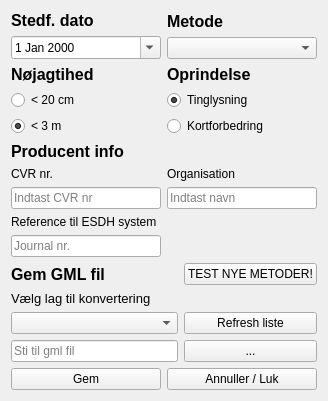
The window that tinglysning_gml_dialog_base.ui (danielarnason/TinglysningGml) describes before a commit, drawn with Qt 5.
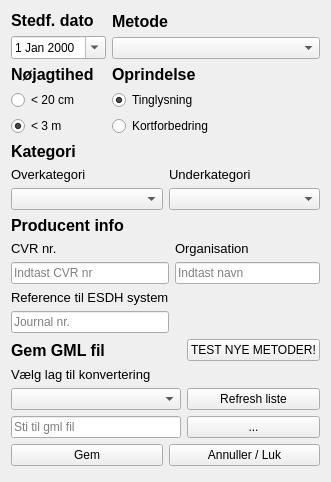
The same window after the commit.

Commit message: set attributter virker nu, men uden unicode chars

```diff
--- a/tinglysning_gml_dialog_base.ui
+++ b/tinglysning_gml_dialog_base.ui
@@ -6,14 +6,14 @@
    <rect>
     <x>0</x>
     <y>0</y>
-    <width>328</width>
-    <height>399</height>
+    <width>331</width>
+    <height>482</height>
    </rect>
   </property>
   <property name="windowTitle">
    <string>Form</string>
   </property>
-  <layout class="QGridLayout" name="gridLayout_7">
+  <layout class="QFormLayout" name="formLayout">
    <item row="0" column="0">
     <layout class="QGridLayout" name="gridLayout">
      <item row="0" column="0">
@@ -39,7 +39,28 @@
      </item>
     </layout>
    </item>
-   <item row="2" column="0">
+   <item row="0" column="1">
+    <layout class="QGridLayout" name="gridLayout_3">
+     <item row="1" column="0">
+      <widget class="QComboBox" name="comboBox"/>
+     </item>
+     <item row="0" column="0">
+      <widget class="QLabel" name="label_9">
+       <property name="font">
+        <font>
+         <pointsize>12</pointsize>
+         <weight>75</weight>
+         <bold>true</bold>
+        </font>
+       </property>
+       <property name="text">
+        <string>Metode</string>
+       </property>
+      </widget>
+     </item>
+    </layout>
+   </item>
+   <item row="1" column="0">
     <layout class="QGridLayout" name="gridLayout_2">
      <item row="2" column="0">
       <widget class="QRadioButton" name="radioButton">
@@ -80,28 +101,7 @@
      </item>
     </layout>
    </item>
-   <item row="0" column="1">
-    <layout class="QGridLayout" name="gridLayout_3">
-     <item row="1" column="0">
-      <widget class="QComboBox" name="comboBox"/>
-     </item>
-     <item row="0" column="0">
-      <widget class="QLabel" name="label_9">
-       <property name="font">
-        <font>
-         <pointsize>12</pointsize>
-         <weight>75</weight>
-         <bold>true</bold>
-        </font>
-       </property>
-       <property name="text">
-        <string>Metode</string>
-       </property>
-      </widget>
-     </item>
-    </layout>
-   </item>
-   <item row="2" column="1">
+   <item row="1" column="1">
     <layout class="QVBoxLayout" name="verticalLayout">
      <item>
       <widget class="QLabel" name="label_3">
@@ -136,10 +136,10 @@
      </item>
     </layout>
    </item>
-   <item row="4" column="0" colspan="2">
-    <layout class="QGridLayout" name="gridLayout_6">
+   <item row="2" column="0" colspan="2">
+    <layout class="QGridLayout" name="gridLayout_7">
      <item row="0" column="0">
-      <widget class="QLabel" name="label_8">
+      <widget class="QLabel" name="label_11">
        <property name="font">
         <font>
          <pointsize>12</pointsize>
@@ -148,56 +148,47 @@
         </font>
        </property>
        <property name="text">
-        <string>Gem GML fil</string>
+        <string>Kategori</string>
        </property>
       </widget>
      </item>
-     <item row="3" column="0">
-      <layout class="QHBoxLayout" name="horizontalLayout">
-       <item>
-        <widget class="QLineEdit" name="lineEdit_4">
-         <property name="placeholderText">
-          <string>Sti til gml fil</string>
-         </property>
-        </widget>
-       </item>
-      </layout>
-     </item>
      <item row="1" column="0">
-      <widget class="QLabel" name="label_10">
-       <property name="font">
-        <font>
-         <pointsize>10</pointsize>
-        </font>
-       </property>
-       <property name="text">
-        <string>Vælg lag til konvertering</string>
-       </property>
-      </widget>
+      <layout class="QVBoxLayout" name="verticalLayout_3">
+       <item>
+        <widget class="QLabel" name="label_12">
+         <property name="font">
+          <font>
+           <pointsize>10</pointsize>
+          </font>
+         </property>
+         <property name="text">
+          <string>Overkategori</string>
+         </property>
+        </widget>
+       </item>
+       <item>
+        <widget class="QComboBox" name="comboBox_3"/>
+       </item>
+      </layout>
      </item>
-     <item row="2" column="0">
-      <widget class="QComboBox" name="comboBox_2"/>
-     </item>
-     <item row="2" column="1">
-      <widget class="QPushButton" name="pushButton_4">
-       <property name="text">
-        <string>Refresh liste</string>
-       </property>
-      </widget>
-     </item>
-     <item row="3" column="1">
-      <widget class="QPushButton" name="pushButton_3">
-       <property name="text">
-        <string>...</string>
-       </property>
-      </widget>
-     </item>
-     <item row="0" column="1">
-      <widget class="QPushButton" name="pushButton_5">
-       <property name="text">
-        <string>TEST NYE METODER!</string>
-       </property>
-      </widget>
+     <item row="1" column="1">
+      <layout class="QVBoxLayout" name="verticalLayout_2">
+       <item>
+        <widget class="QLabel" name="label_13">
+         <property name="font">
+          <font>
+           <pointsize>10</pointsize>
+          </font>
+         </property>
+         <property name="text">
+          <string>Underkategori</string>
+         </property>
+        </widget>
+       </item>
+       <item>
+        <widget class="QComboBox" name="comboBox_4"/>
+       </item>
+      </layout>
      </item>
     </layout>
    </item>
@@ -221,6 +212,11 @@
       <layout class="QGridLayout" name="gridLayout_4">
        <item row="0" column="0">
         <widget class="QLabel" name="label_5">
+         <property name="font">
+          <font>
+           <pointsize>10</pointsize>
+          </font>
+         </property>
          <property name="text">
           <string>CVR nr.</string>
          </property>
@@ -228,6 +224,11 @@
        </item>
        <item row="0" column="1">
         <widget class="QLabel" name="label_6">
+         <property name="font">
+          <font>
+           <pointsize>10</pointsize>
+          </font>
+         </property>
          <property name="text">
           <string>Organisation</string>
          </property>
@@ -252,6 +253,11 @@
        </item>
        <item row="2" column="0">
         <widget class="QLabel" name="label_7">
+         <property name="font">
+          <font>
+           <pointsize>10</pointsize>
+          </font>
+         </property>
          <property name="text">
           <string>Reference til ESDH system</string>
          </property>
@@ -271,6 +277,71 @@
      </item>
     </layout>
    </item>
+   <item row="4" column="0" colspan="2">
+    <layout class="QGridLayout" name="gridLayout_6">
+     <item row="0" column="0">
+      <widget class="QLabel" name="label_8">
+       <property name="font">
+        <font>
+         <pointsize>12</pointsize>
+         <weight>75</weight>
+         <bold>true</bold>
+        </font>
+       </property>
+       <property name="text">
+        <string>Gem GML fil</string>
+       </property>
+      </widget>
+     </item>
+     <item row="3" column="0">
+      <layout class="QHBoxLayout" name="horizontalLayout">
+       <item>
+        <widget class="QLineEdit" name="lineEdit_4">
+         <property name="placeholderText">
+          <string>Sti til gml fil</string>
+         </property>
+        </widget>
+       </item>
+      </layout>
+     </item>
+     <item row="1" column="0">
+      <widget class="QLabel" name="label_10">
+       <property name="font">
+        <font>
+         <pointsize>10</pointsize>
+        </font>
+       </property>
+       <property name="text">
+        <string>Vælg lag til konvertering</string>
+       </property>
+      </widget>
+     </item>
+     <item row="2" column="0">
+      <widget class="QComboBox" name="comboBox_2"/>
+     </item>
+     <item row="2" column="1">
+      <widget class="QPushButton" name="pushButton_4">
+       <property name="text">
+        <string>Refresh liste</string>
+       </property>
+      </widget>
+     </item>
+     <item row="3" column="1">
+      <widget class="QPushButton" name="pushButton_3">
+       <property name="text">
+        <string>...</string>
+       </property>
+      </widget>
+     </item>
+     <item row="0" column="1">
+      <widget class="QPushButton" name="pushButton_5">
+       <property name="text">
+        <string>TEST NYE METODER!</string>
+       </property>
+      </widget>
+     </item>
+    </layout>
+   </item>
    <item row="5" column="0" colspan="2">
     <layout class="QHBoxLayout" name="horizontalLayout_2">
      <item>
```
The commit also changes 1 other file.
